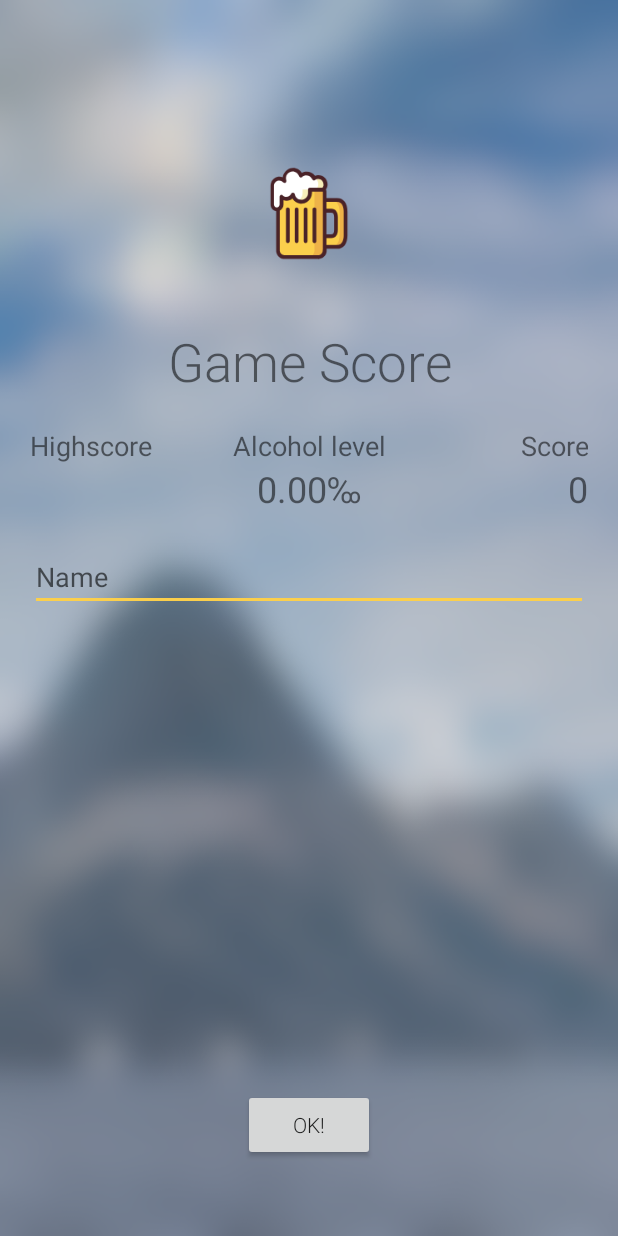
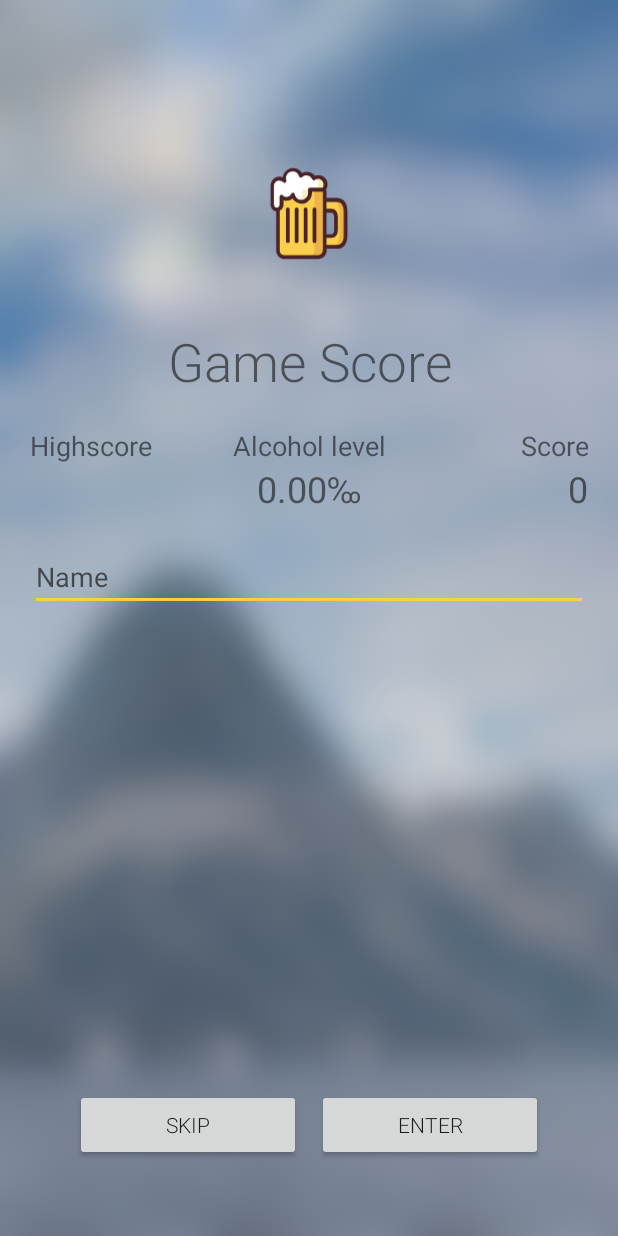
Before and after one commit to dominicgisler/beerjump, an Android app: the GameScoreActivity screen opened directly, with no data from a screen before it, on a phone screen of 412 x 824 dp. Run offline under Robolectric (Android 15) with nearby library versions, the light colour scheme and no system bars; our stand-ins replace Volley; network calls fail.

Commit message:
statistics change, added skip on game score

```diff
--- a/app/src/main/java/app/beerjump/activity/GameScoreActivity.kt
+++ b/app/src/main/java/app/beerjump/activity/GameScoreActivity.kt
@@ -31,14 +31,17 @@ class GameScoreActivity : AbstractActivity() {
 
         name.setText(Config.highscoreList.lastUser)
 
-        ok.setOnClickListener {
+        skip.setOnClickListener {
+            startActivity(Intent(this, MenuActivity::class.java))
+            finish()
+        }
+        enter.setOnClickListener {
             val inputName = name.text.toString()
             if (inputName.isEmpty()) {
                 name.error = getString(R.string.name_empty_error)
             } else {
                 loadingView.visibility = View.VISIBLE
                 val svScore = Score(inputName, promille, score, true)
-                Config.stats.lastScore = score
 
                 val queue = Volley.newRequestQueue(baseContext)
 
@@ -61,11 +64,13 @@ class GameScoreActivity : AbstractActivity() {
                         Config.highscoreList.addScore(svScore)
                         Config.save()
                         startActivity(Intent(this, HighscoreActivity::class.java))
+                        finish()
                     },
                     {
                         Config.highscoreList.addScore(svScore)
                         Config.save()
                         startActivity(Intent(this, HighscoreActivity::class.java))
+                        finish()
                     }
                 )
                 queue.add(req)
--- a/app/src/main/java/app/beerjump/activity/StatisticsActivity.kt
+++ b/app/src/main/java/app/beerjump/activity/StatisticsActivity.kt
@@ -31,7 +31,7 @@ class StatisticsActivity : AbstractActivity() {
         stats.add(KeyValuePair(getString(R.string.last_duration), secondsToTime(Config.stats.lastDuration)))
         stats.add(KeyValuePair("", ""))
         stats.add(KeyValuePair(getString(R.string.highest_score), Config.stats.highScore.toString()))
-        stats.add(KeyValuePair(getString(R.string.last_duration), Config.stats.lastScore.toString()))
+        stats.add(KeyValuePair(getString(R.string.last_score), Config.stats.lastScore.toString()))
         stats.add(KeyValuePair("", ""))
         stats.add(KeyValuePair(getString(R.string.falls), Config.stats.falls.toString()))
         stats.add(KeyValuePair(getString(R.string.cancelled_games), Config.stats.quits.toString()))
--- a/app/src/main/java/app/beerjump/model/Config.kt
+++ b/app/src/main/java/app/beerjump/model/Config.kt
@@ -51,6 +51,8 @@ object Config {
         stats.lastDuration = sharedPref.getInt("last_duration", 0)
         stats.highScore = sharedPref.getInt("high_score", 0)
         stats.lastScore = sharedPref.getInt("last_score", 0)
+        stats.highestPromille = sharedPref.getFloat("highest_promille", 0.0f)
+        stats.lastPromille = sharedPref.getFloat("last_promille", 0.0f)
         stats.falls = sharedPref.getInt("falls", 0)
         stats.quits = sharedPref.getInt("quits", 0)
 
@@ -79,6 +81,8 @@ object Config {
             putInt("last_duration", stats.lastDuration)
             putInt("high_score", stats.highScore)
             putInt("last_score", stats.lastScore)
+            putFloat("highest_promille", stats.highestPromille)
+            putFloat("last_promille", stats.lastPromille)
             putInt("falls", stats.falls)
             putInt("quits", stats.quits)
 
@@ -111,6 +115,8 @@ object Config {
             jsonObject.put("last_duration", stats.lastDuration)
             jsonObject.put("high_score", stats.highScore)
             jsonObject.put("last_score", stats.lastScore)
+            jsonObject.put("highest_promille", stats.highestPromille)
+            jsonObject.put("last_promille", stats.lastPromille)
             jsonObject.put("falls", stats.falls)
             jsonObject.put("quits", stats.quits)
         } catch (e: JSONException) {}
--- a/app/src/main/java/app/beerjump/model/Statistics.kt
+++ b/app/src/main/java/app/beerjump/model/Statistics.kt
@@ -14,6 +14,8 @@ class Statistics() {
     var lastDuration = 0
     var highScore = 0
     var lastScore = 0
+    var highestPromille = 0.0f
+    var lastPromille = 0.0f
     var falls = 0
     var quits = 0
 }
--- a/app/src/main/res/layout/activity_game_score.xml
+++ b/app/src/main/res/layout/activity_game_score.xml
@@ -109,31 +109,47 @@
         android:layout_marginStart="20dp"
         android:layout_marginTop="20dp"
         android:layout_marginEnd="20dp"
-        android:maxLength="32"
         android:hint="@string/name"
         android:inputType="textPersonName"
+        android:maxLength="32"
         app:layout_constraintEnd_toEndOf="parent"
         app:layout_constraintStart_toStartOf="parent"
         app:layout_constraintTop_toBottomOf="@+id/scorePromille" />
 
     <Button
-        android:id="@+id/ok"
-        android:layout_width="wrap_content"
+        android:id="@+id/skip"
+        android:layout_width="0dp"
         android:layout_height="wrap_content"
+        android:layout_marginStart="50dp"
         android:layout_marginTop="20dp"
+        android:layout_marginEnd="5dp"
         android:layout_marginBottom="50dp"
         android:fontFamily="sans-serif-light"
-        android:text="@string/ok"
+        android:text="@string/skip"
+        app:layout_constraintBottom_toBottomOf="parent"
+        app:layout_constraintEnd_toStartOf="@id/enter"
+        app:layout_constraintStart_toStartOf="parent" />
+
+    <Button
+        android:id="@+id/enter"
+        android:layout_width="0dp"
+        android:layout_height="wrap_content"
+        android:layout_marginStart="5dp"
+        android:layout_marginTop="20dp"
+        android:layout_marginEnd="50dp"
+        android:layout_marginBottom="50dp"
+        android:fontFamily="sans-serif-light"
+        android:text="@string/enter"
         app:layout_constraintBottom_toBottomOf="parent"
         app:layout_constraintEnd_toEndOf="parent"
-        app:layout_constraintStart_toStartOf="parent" />
+        app:layout_constraintStart_toEndOf="@id/skip" />
 
     <androidx.constraintlayout.widget.ConstraintLayout
         android:id="@+id/loadingView"
         android:layout_width="0dp"
         android:layout_height="0dp"
+        android:background="@color/black_overlay"
         android:translationZ="2dp"
-        android:background="@color/black_overlay"
         android:visibility="gone"
         app:layout_constraintBottom_toBottomOf="parent"
         app:layout_constraintEnd_toEndOf="parent"
--- a/app/src/main/res/values/strings.xml
+++ b/app/src/main/res/values/strings.xml
@@ -55,4 +55,6 @@
     <string name="last_score">Last score</string>
     <string name="falls">Falls</string>
     <string name="cancelled_games">Cancelled games</string>
+    <string name="enter">Enter</string>
+    <string name="skip">Skip</string>
 </resources>
```
Also changed, not shown: app/src/main/java/app/beerjump/activity/GameActivity.kt (+8 -1 lines), 1 other file.
